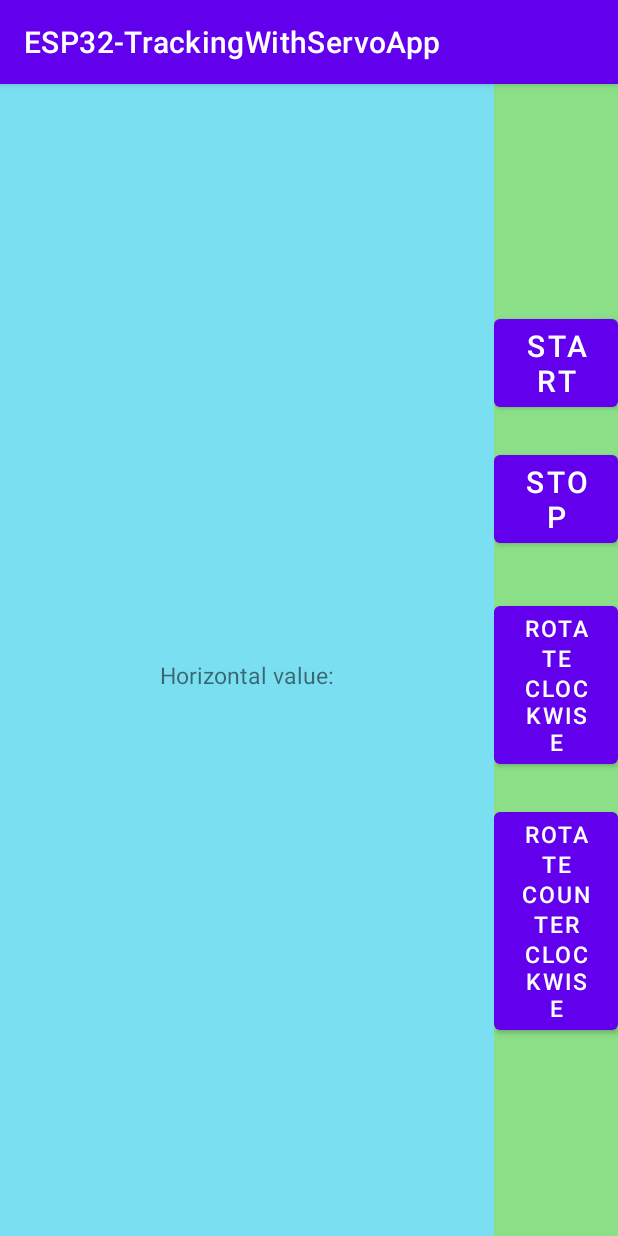
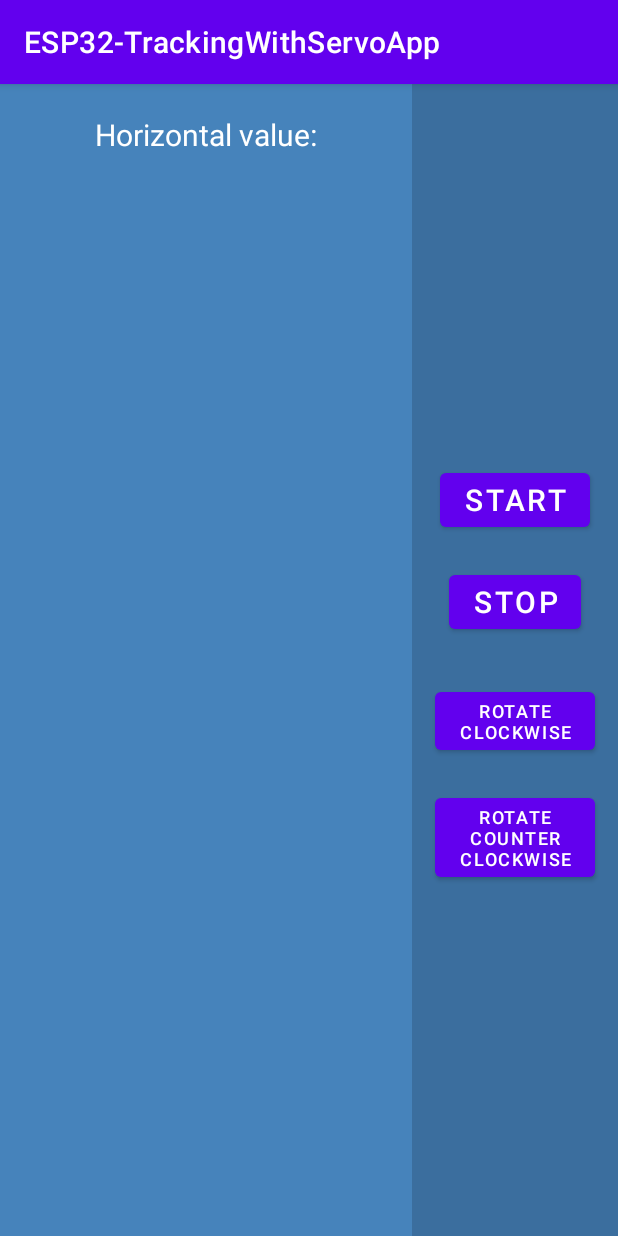
Before and after one commit to antonio-omabel/ESP32-TrackingWithServo, an Android app: the screen it shows after launch (MainActivity), on a phone screen of 412 x 824 dp. Run offline under Robolectric (Android 15) with nearby library versions, the phone set to English and light mode, and no system bars.

Commit message:
Minor modification

```diff
--- a/Android/app/src/main/java/com/amit/esp32_trackingwithservoapp/MainActivity.java
+++ b/Android/app/src/main/java/com/amit/esp32_trackingwithservoapp/MainActivity.java
@@ -110,6 +110,6 @@ public class MainActivity extends AppCompatActivity implements IMyRotationVector
 
     @Override
     public void onNewRotationVectorValuesAvaible(double x) {
-        tvHorizontalValue.setText("Horizontal value: " + x);
+        tvHorizontalValue.setText("Horizontal value: \n" + x);
     }
 }
--- a/Android/app/src/main/res/layout/activity_main.xml
+++ b/Android/app/src/main/res/layout/activity_main.xml
@@ -12,16 +12,17 @@
         android:layout_width="0dp"
         android:layout_height="match_parent"
         android:layout_weight="4"
-        android:background="#7bdff2"
-        android:gravity="center"
+        android:background="#4683bb"
+        android:gravity="top|center"
         android:orientation="vertical">
 
         <TextView
             android:id="@+id/tvHorizontalValue"
             android:layout_width="wrap_content"
             android:layout_height="wrap_content"
-            android:textSize="15dp"
+            android:textSize="20dp"
             android:text="Horizontal value:"
+            android:textColor="@color/white"
             android:layout_marginTop="20dp"
             />
 
@@ -30,8 +31,8 @@
     <LinearLayout
         android:layout_width="0dp"
         android:layout_height="match_parent"
-        android:layout_weight="1"
-        android:background="#8bdf86"
+        android:layout_weight="2"
+        android:background="#3b6e9e"
         android:gravity="center"
         android:orientation="vertical">
 
@@ -58,7 +59,7 @@
             android:layout_width="wrap_content"
             android:layout_height="wrap_content"
             android:text="Rotate\nclockwise"
-            android:textSize="15dp"
+            android:textSize="12dp"
             android:layout_marginTop="30dp">
 
         </Button>
@@ -68,7 +69,7 @@
             android:layout_width="wrap_content"
             android:layout_height="wrap_content"
             android:text="Rotate\ncounter\nclockwise"
-            android:textSize="15dp"
+            android:textSize="12dp"
             android:layout_marginTop="20dp">
         </Button>
 
```
